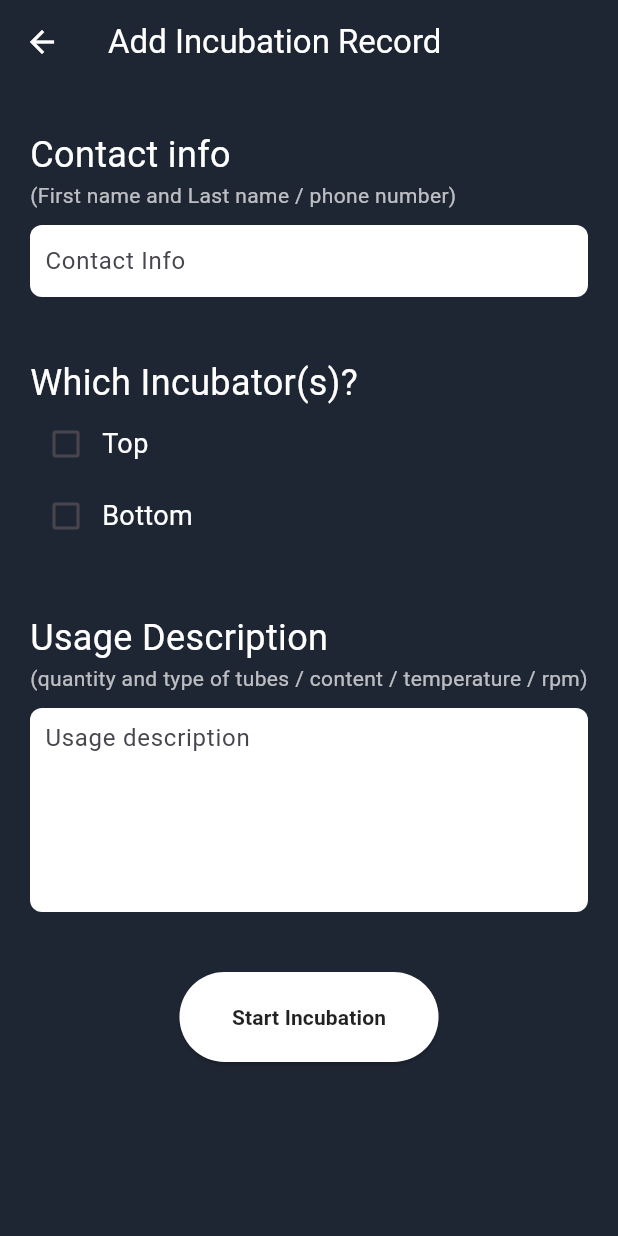
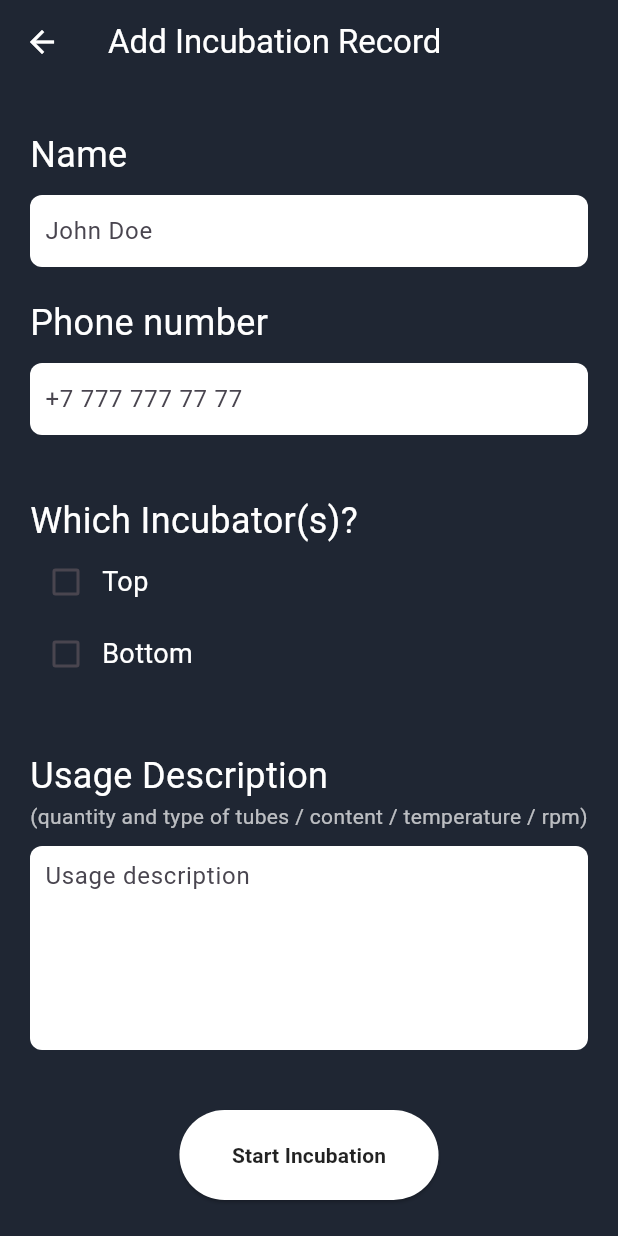
Before and after one commit to vildande/logbook, a Flutter app: the AddIncubPage screen opened by its route, after a tap on "Start Incubation", on a phone screen of 412 x 824 dp. Run offline on Flutter 3.47's test engine with Material 3 defaults, Android fonts, the phone set to English and light mode, and no system bars.

Commit message:
Add Incubation: separated name and phone

```diff
--- a/lib/pages/add_incub_page.dart
+++ b/lib/pages/add_incub_page.dart
@@ -1,5 +1,4 @@
 import 'package:flutter/material.dart';
-import 'package:logbook/models/user_model.dart';
 
 class AddIncubPage extends StatefulWidget {
   const AddIncubPage({super.key});
@@ -12,12 +11,14 @@ class _AddIncubPageState extends State<AddIncubPage> {
   bool _topIncubUsed = false;
   bool _bottomIncubUsed = false;
 
-  final _contactController = TextEditingController();
+  final _contactNameController = TextEditingController();
+  final _contactPhoneController = TextEditingController();
   final _usageController = TextEditingController();
 
   @override
   void dispose() {
-    _contactController.dispose();
+    _contactNameController.dispose();
+    _contactPhoneController.dispose();
     _usageController.dispose();
     super.dispose();
   }
@@ -35,20 +36,21 @@ class _AddIncubPageState extends State<AddIncubPage> {
   }
 
   void _startIncubation() {
-    print(
-        "\n----------Add Incubation Record----------\nContact: ${_contactController.text}\nTop Incubator used: $_topIncubUsed\nBottom Incubator used: $_bottomIncubUsed\nUsage: ${_usageController.text}\n-----------------------------------------\n");
 
     if (_topIncubUsed || _bottomIncubUsed) {
-      String contactDetails = _contactController.text;
+      String contactName = _contactNameController.text;
+      String contactPhone = _contactPhoneController.text;
       String usageDetails = _usageController.text;
       DateTime timeNow = DateTime.now();
 
       List<String> incubationRecords = [];
 
-      if (_topIncubUsed)
-        incubationRecords.add("{'contacts': '${contactDetails}', 'usage': '${usageDetails}', 'type': 'Top', 'start': ${timeNow.toIso8601String()}}");
-      if (_bottomIncubUsed)
-        incubationRecords.add("{'contacts': '${contactDetails}', 'usage': '${usageDetails}', 'type': 'Bottom', 'start': ${timeNow.toIso8601String()}}");
+      if (_topIncubUsed) {
+        incubationRecords.add("{'name': '${contactName}', 'phone': '${contactPhone}', 'usage': '${usageDetails}', 'type': 'Top', 'start': ${timeNow.toIso8601String()}}");
+      }
+      if (_bottomIncubUsed) {
+        incubationRecords.add("{'name': '${contactName}', 'phone': '${contactPhone}', 'usage': '${usageDetails}', 'type': 'Bottom', 'start': ${timeNow.toIso8601String()}}");
+      }
 
       for(var s in incubationRecords) {
         print(s);
@@ -69,7 +71,8 @@ class _AddIncubPageState extends State<AddIncubPage> {
         padding: const EdgeInsets.symmetric(horizontal: 20, vertical: 30),
         child: Column(
           children: [
-            _buildContactInfoSection(),
+            _buildContactNameSection(),
+            _buildContactPhoneSection(),
             _buildIncubatorSelectionSection(),
             _buildUsageDescriptionSection(),
             _buildStartIncubationButton(),
@@ -79,19 +82,35 @@ class _AddIncubPageState extends State<AddIncubPage> {
     );
   }
 
-  Widget _buildContactInfoSection() {
+  Widget _buildContactNameSection() {
     return Padding(
       padding: const EdgeInsets.only(bottom: 20),
       child: Column(
         crossAxisAlignment: CrossAxisAlignment.start,
         children: [
-          const Text("Contact info",
+          const Text("Name",
               style: TextStyle(color: Colors.white, fontSize: 24)),
-          const Text("(First name and Last name / phone number)",
-              style: TextStyle(color: Colors.white70, fontSize: 14)),
+          // const Text("(First name and Last name / phone number)",
+          //     style: TextStyle(color: Colors.white70, fontSize: 14)),
           const SizedBox(height: 10),
           _buildTextInputField(
-              controller: _contactController, hintText: "Contact Info"),
+              controller: _contactNameController, hintText: "John Doe"),
+        ],
+      ),
+    );
+  }
+
+  Widget _buildContactPhoneSection() {
+    return Padding(
+      padding: const EdgeInsets.only(bottom: 20),
+      child: Column(
+        crossAxisAlignment: CrossAxisAlignment.start,
+        children: [
+          const Text("Phone number",
+              style: TextStyle(color: Colors.white, fontSize: 24)),
+          const SizedBox(height: 10),
+          _buildTextInputField(
+              controller: _contactPhoneController, hintText: "+7 777 777 77 77"),
         ],
       ),
     );
```
Also changed, not shown: assets/sample_data.json (+5 -5 lines), lib/utility/data_loader.dart (+17 -4 lines), assets/ssh.png (added).
